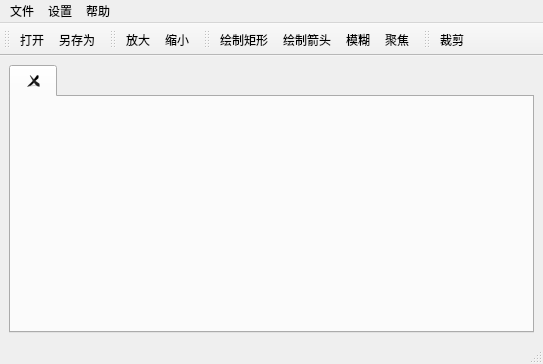
kuaidy/QScreenShot, file editwindow.ui: the form before one commit.
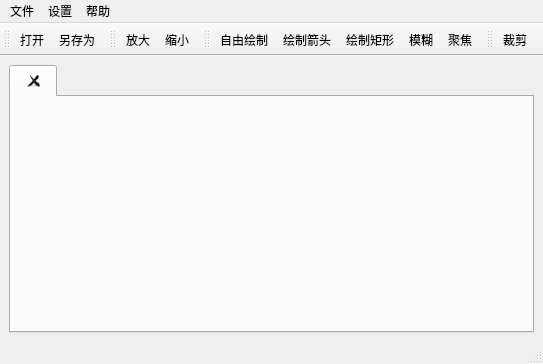
The form after the commit. Icons and pictures are not drawn.

What changed in the file:
```diff
--- a/editwindow.ui
+++ b/editwindow.ui
@@ -115,8 +115,9 @@
    <attribute name="toolBarBreak">
     <bool>false</bool>
    </attribute>
-   <addaction name="paintrec"/>
+   <addaction name="actionpaintfreedom"/>
    <addaction name="paintarrow"/>
+   <addaction name="paintrec"/>
    <addaction name="vague"/>
    <addaction name="focus"/>
   </widget>
@@ -237,6 +238,18 @@
     <string>绘制箭头</string>
    </property>
   </action>
+  <action name="actionpaintfreedom">
+   <property name="checkable">
+    <bool>true</bool>
+   </property>
+   <property name="icon">
+    <iconset resource="resource.qrc">
+     <normaloff>:/new/prefix1/image/drawfreedom.png</normaloff>:/new/prefix1/image/drawfreedom.png</iconset>
+   </property>
+   <property name="text">
+    <string>自由绘制</string>
+   </property>
+  </action>
  </widget>
  <resources>
   <include location="resource.qrc"/>
```
